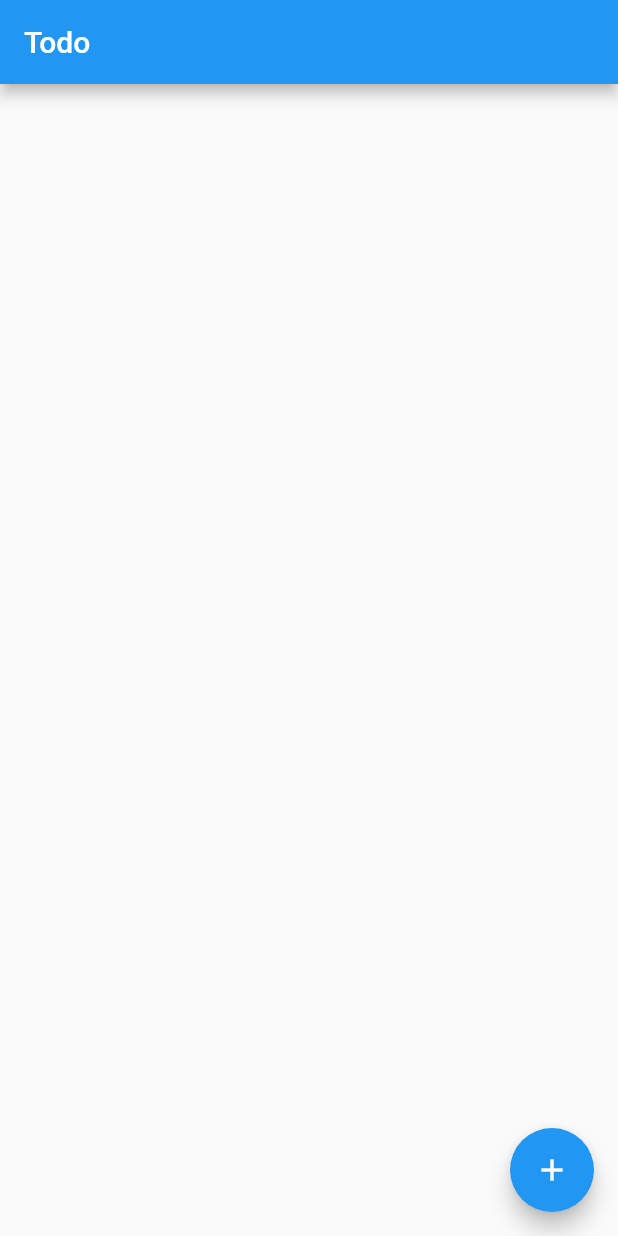
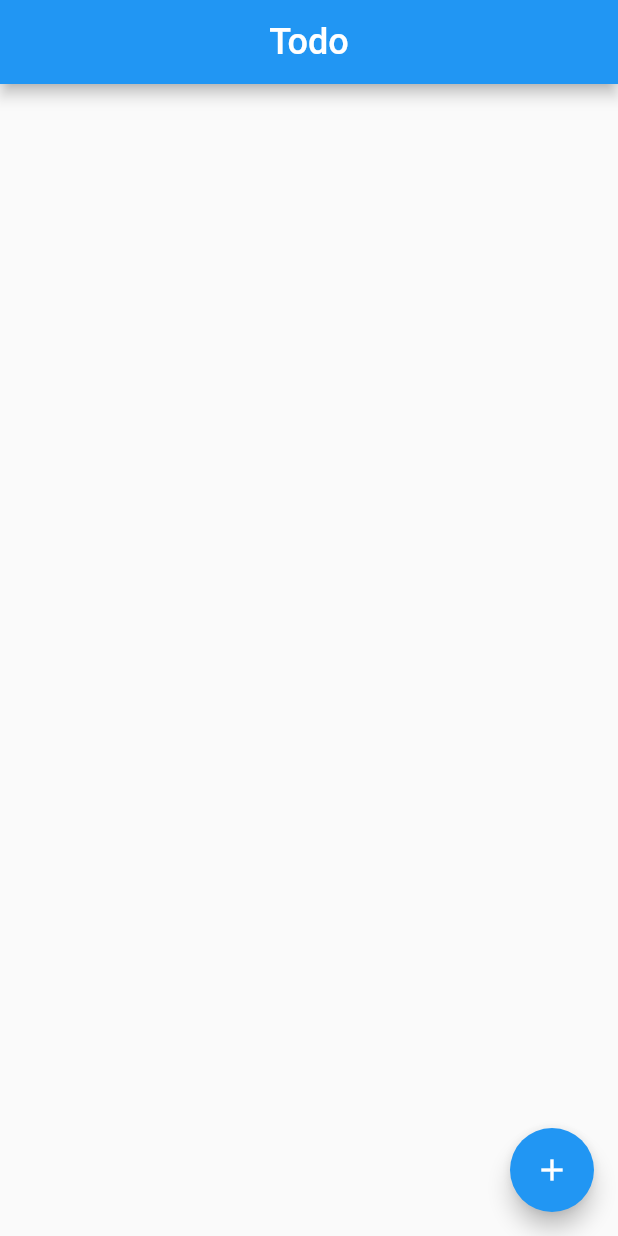
Before and after one commit to nnavnita/todo, a Flutter app: the screen it shows after launch, on a phone screen of 412 x 824 dp. Run offline on Flutter 3.47's test engine with Material 2 defaults, Android fonts, the phone set to English and light mode, and no system bars; our stand-ins replace google_fonts.

Commit message:
basic UI change

```diff
--- a/lib/main.dart
+++ b/lib/main.dart
@@ -1,6 +1,6 @@
 // Import MaterialApp and other widgets which we can use to quickly create a material app
-import 'dart:collection';
 import 'package:flutter/material.dart';
+import 'package:google_fonts/google_fonts.dart';
 
 // Code written in Dart starts exectuting from the main function. runApp is part of
 // Flutter, and requires the component which will be our app's container. In Flutter,
@@ -8,7 +8,6 @@ import 'package:flutter/material.dart';
 void main() => runApp(new TodoApp());
 
 class _strikeThrough extends StatelessWidget{
-
   bool todoToggle;
   String todoText;
   _strikeThrough({this.todoToggle, this.todoText}) : super();
@@ -17,8 +16,8 @@ class _strikeThrough extends StatelessWidget{
     if(todoToggle==false){
       return Text(
           todoText,
-          style: TextStyle(
-            fontSize: 22.0
+          style:  TextStyle(
+            fontSize: 22.0,
           ),
       );
     }
@@ -28,8 +27,7 @@ class _strikeThrough extends StatelessWidget{
           style: TextStyle(
             fontSize: 22.0,
             decoration: TextDecoration.lineThrough,
-            color: Colors.redAccent,
-            fontStyle: FontStyle.italic
+            color: Colors.blueGrey[200]
           ),
         );
     }
@@ -138,6 +136,7 @@ class TodoListState extends State<TodoList> {
         });
       },
       key: Key(_todoItems[i]),
+      activeColor: Colors.teal,
       title: _strikeThrough(todoText: _todoItems[i], todoToggle: _todoItemsChecked[i]),
     );
   }
@@ -146,7 +145,11 @@ class TodoListState extends State<TodoList> {
   Widget build(BuildContext context) {
     return new Scaffold(
       appBar: new AppBar(
-        title: new Text('Todo')
+        title: Center(
+          child: Text('Todo',
+            textAlign: TextAlign.center,
+            style: TextStyle(fontSize: 24.0)
+          ))
       ),
       body: _buildTodoList(),
       floatingActionButton: new FloatingActionButton(
--- a/pubspec.yaml
+++ b/pubspec.yaml
@@ -28,7 +28,7 @@ dependencies:
   # The following adds the Cupertino Icons font to your application.
   # Use with the CupertinoIcons class for iOS style icons.
   cupertino_icons: ^0.1.3
-  tuple: ^1.0.3
+  google_fonts: ^1.1.0
 
 dev_dependencies:
   flutter_test:
```
Also changed, not shown: pubspec.lock.
